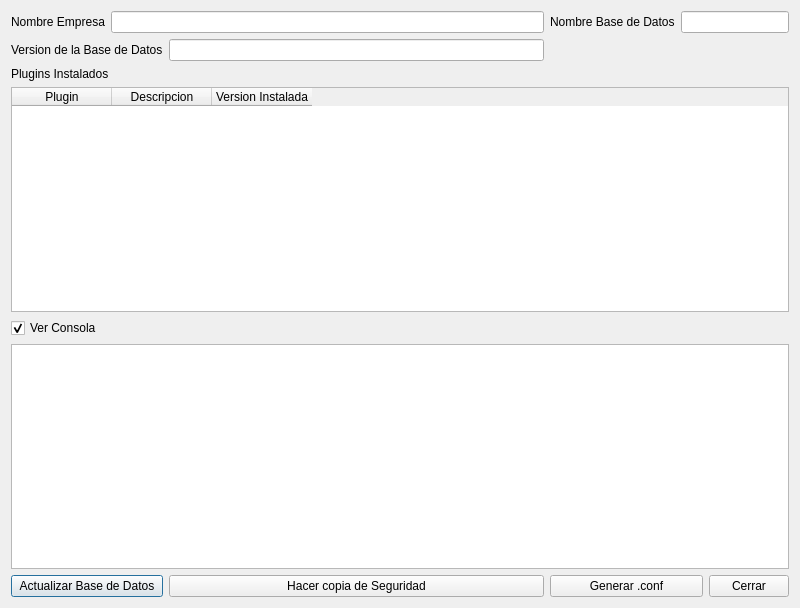
eboladev/Bulmages-1, file bulmages/bulmasetup/modificarcontabilidadbase.ui: the form before one commit.
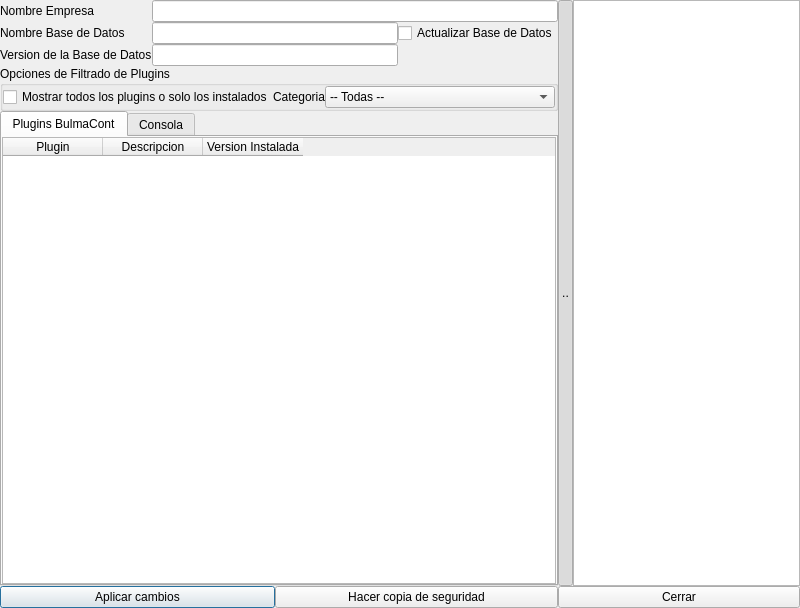
The form after the commit. Icons and pictures are not drawn.

Diff of the .ui file:
```diff
--- a/bulmages/bulmasetup/modificarcontabilidadbase.ui
+++ b/bulmages/bulmasetup/modificarcontabilidadbase.ui
@@ -10,15 +10,15 @@
    </rect>
   </property>
   <property name="sizePolicy" >
-   <sizepolicy vsizetype="Fixed" hsizetype="Fixed" >
+   <sizepolicy vsizetype="Preferred" hsizetype="Preferred" >
     <horstretch>0</horstretch>
     <verstretch>0</verstretch>
    </sizepolicy>
   </property>
   <property name="maximumSize" >
    <size>
-    <width>800</width>
-    <height>608</height>
+    <width>2800</width>
+    <height>2500</height>
    </size>
   </property>
   <property name="windowTitle" >
@@ -27,7 +27,13 @@
   <property name="windowIcon" >
    <iconset>../../../../.designer/images/png/bulmafact.png</iconset>
   </property>
-  <layout class="QGridLayout" >
+  <layout class="QGridLayout" name="gridLayout" >
+   <property name="margin" >
+    <number>0</number>
+   </property>
+   <property name="spacing" >
+    <number>0</number>
+   </property>
    <item row="0" column="0" >
     <widget class="QLabel" name="label" >
      <property name="text" >
@@ -38,10 +44,38 @@
      </property>
     </widget>
    </item>
-   <item row="0" column="1" colspan="2" >
+   <item row="0" column="1" colspan="3" >
     <widget class="QLineEdit" name="mui_nomempresa" />
    </item>
-   <item row="0" column="3" >
+   <item rowspan="5" row="0" column="4" >
+    <widget class="QToolButton" name="toolButton" >
+     <property name="sizePolicy" >
+      <sizepolicy vsizetype="Expanding" hsizetype="Fixed" >
+       <horstretch>0</horstretch>
+       <verstretch>0</verstretch>
+      </sizepolicy>
+     </property>
+     <property name="maximumSize" >
+      <size>
+       <width>15</width>
+       <height>16777215</height>
+      </size>
+     </property>
+     <property name="text" >
+      <string>..</string>
+     </property>
+     <property name="checkable" >
+      <bool>true</bool>
+     </property>
+     <property name="checked" >
+      <bool>true</bool>
+     </property>
+    </widget>
+   </item>
+   <item rowspan="5" row="0" column="5" >
+    <widget class="QTextBrowser" name="mui_descripcion" />
+   </item>
+   <item row="1" column="0" >
     <widget class="QLabel" name="label_2" >
      <property name="text" >
       <string>Nombre Base de Datos</string>
@@ -51,91 +85,211 @@
      </property>
     </widget>
    </item>
-   <item row="0" column="4" colspan="2" >
+   <item row="1" column="1" colspan="2" >
     <widget class="QLineEdit" name="mui_nomdb" >
      <property name="readOnly" >
       <bool>true</bool>
      </property>
     </widget>
    </item>
-   <item row="1" column="0" colspan="2" >
+   <item row="1" column="3" >
+    <widget class="QCheckBox" name="mui_actualizarDB" >
+     <property name="text" >
+      <string>Actualizar Base de Datos</string>
+     </property>
+     <property name="checked" >
+      <bool>false</bool>
+     </property>
+    </widget>
+   </item>
+   <item row="2" column="0" >
     <widget class="QLabel" name="label_3" >
      <property name="text" >
       <string>Version de la Base de Datos</string>
      </property>
     </widget>
    </item>
-   <item row="1" column="2" >
+   <item row="2" column="1" colspan="2" >
     <widget class="QLineEdit" name="mui_databaserevision" >
      <property name="readOnly" >
       <bool>true</bool>
      </property>
     </widget>
    </item>
-   <item row="2" column="0" colspan="3" >
-    <widget class="QLabel" name="label_4" >
-     <property name="text" >
-      <string>Plugins Instalados</string>
+   <item row="3" column="0" colspan="4" >
+    <widget class="QGroupBox" name="groupBox" >
+     <property name="title" >
+      <string>Opciones de Filtrado de Plugins</string>
      </property>
-    </widget>
-   </item>
-   <item row="3" column="0" colspan="6" >
-    <widget class="QTableWidget" name="mui_plugins" >
-     <property name="alternatingRowColors" >
-      <bool>true</bool>
-     </property>
-     <column>
-      <property name="text" >
-       <string>Plugin</string>
+     <layout class="QHBoxLayout" name="horizontalLayout_2" >
+      <property name="spacing" >
+       <number>0</number>
       </property>
-     </column>
-     <column>
-      <property name="text" >
-       <string>Descripcion</string>
+      <property name="margin" >
+       <number>0</number>
       </property>
-     </column>
-     <column>
-      <property name="text" >
-       <string>Version Instalada</string>
-      </property>
-     </column>
+      <item>
+       <widget class="QCheckBox" name="mui_vertodos" >
+        <property name="text" >
+         <string>Mostrar todos los plugins o solo los instalados</string>
+        </property>
+       </widget>
+      </item>
+      <item>
+       <spacer name="horizontalSpacer" >
+        <property name="orientation" >
+         <enum>Qt::Horizontal</enum>
+        </property>
+        <property name="sizeHint" stdset="0" >
+         <size>
+          <width>43</width>
+          <height>20</height>
+         </size>
+        </property>
+       </spacer>
+      </item>
+      <item>
+       <layout class="QHBoxLayout" name="horizontalLayout" >
+        <property name="spacing" >
+         <number>0</number>
+        </property>
+        <item>
+         <widget class="QLabel" name="label_5" >
+          <property name="text" >
+           <string>Categoria</string>
+          </property>
+          <property name="buddy" >
+           <cstring>mui_categoria</cstring>
+          </property>
+         </widget>
+        </item>
+        <item>
+         <widget class="QComboBox" name="mui_categoria" >
+          <item>
+           <property name="text" >
+            <string>-- Todas --</string>
+           </property>
+          </item>
+          <item>
+           <property name="text" >
+            <string>Facturacion Generica</string>
+           </property>
+          </item>
+          <item>
+           <property name="text" >
+            <string>Facturacion Avanzada</string>
+           </property>
+          </item>
+          <item>
+           <property name="text" >
+            <string>Asociaciones de Padres de Alumnos</string>
+           </property>
+          </item>
+          <item>
+           <property name="text" >
+            <string>Fabricacion y Trazabilidad</string>
+           </property>
+          </item>
+          <item>
+           <property name="text" >
+            <string>IVA. Incluido</string>
+           </property>
+          </item>
+          <item>
+           <property name="text" >
+            <string>Utilidades Genericas</string>
+           </property>
+          </item>
+          <item>
+           <property name="text" >
+            <string>Utilidades Avanzadas</string>
+           </property>
+          </item>
+          <item>
+           <property name="text" >
+            <string>Experimentales</string>
+           </property>
+          </item>
+         </widget>
+        </item>
+       </layout>
+      </item>
+     </layout>
     </widget>
    </item>
-   <item row="4" column="0" colspan="3" >
-    <widget class="QCheckBox" name="mui_checkbox" >
-     <property name="text" >
-      <string>Ver Consola</string>
+   <item row="4" column="0" colspan="4" >
+    <widget class="QTabWidget" name="tabWidget" >
+     <property name="currentIndex" >
+      <number>0</number>
      </property>
-     <property name="checked" >
-      <bool>true</bool>
-     </property>
+     <widget class="QWidget" name="tab" >
+      <attribute name="title" >
+       <string>Plugins BulmaCont</string>
+      </attribute>
+      <layout class="QVBoxLayout" >
+       <property name="margin" >
+        <number>0</number>
+       </property>
+       <item>
+        <widget class="QTableWidget" name="mui_plugins" >
+         <property name="alternatingRowColors" >
+          <bool>true</bool>
+         </property>
+         <property name="selectionMode" >
+          <enum>QAbstractItemView::NoSelection</enum>
+         </property>
+         <property name="selectionBehavior" >
+          <enum>QAbstractItemView::SelectRows</enum>
+         </property>
+         <property name="gridStyle" >
+          <enum>Qt::NoPen</enum>
+         </property>
+         <column>
+          <property name="text" >
+           <string>Plugin</string>
+          </property>
+         </column>
+         <column>
+          <property name="text" >
+           <string>Descripcion</string>
+          </property>
+         </column>
+         <column>
+          <property name="text" >
+           <string>Version Instalada</string>
+          </property>
+         </column>
+        </widget>
+       </item>
+      </layout>
+     </widget>
+     <widget class="QWidget" name="tab_3" >
+      <attribute name="title" >
+       <string>Consola</string>
+      </attribute>
+      <layout class="QVBoxLayout" name="verticalLayout" >
+       <item>
+        <widget class="QTextBrowser" name="mui_textBrowser" />
+       </item>
+      </layout>
+     </widget>
     </widget>
    </item>
-   <item row="5" column="0" colspan="6" >
-    <widget class="QTextBrowser" name="mui_textBrowser" />
-   </item>
-   <item row="6" column="0" colspan="2" >
-    <widget class="QPushButton" name="mui_actualizardatabase" >
-     <property name="text" >
-      <string>Actualizar Base de Datos</string>
-     </property>
-    </widget>
-   </item>
-   <item row="6" column="2" >
-    <widget class="QPushButton" name="mui_hacerbackup" >
-     <property name="text" >
-      <string>Hacer copia de Seguridad</string>
-     </property>
-    </widget>
-   </item>
-   <item row="6" column="3" colspan="2" >
+   <item row="5" column="0" colspan="2" >
     <widget class="QPushButton" name="mui_aceptar" >
      <property name="text" >
-      <string>Generar .conf</string>
+      <string>Aplicar cambios</string>
      </property>
     </widget>
    </item>
-   <item row="6" column="5" >
+   <item row="5" column="2" colspan="2" >
+    <widget class="QPushButton" name="mui_hacerbackup" >
+     <property name="text" >
+      <string>Hacer copia de seguridad</string>
+     </property>
+    </widget>
+   </item>
+   <item row="5" column="4" colspan="2" >
     <widget class="QPushButton" name="mui_cancelar" >
      <property name="text" >
       <string>Cerrar</string>
```
Left out of the diff: 19 changed lines with no effect on the pictures.
